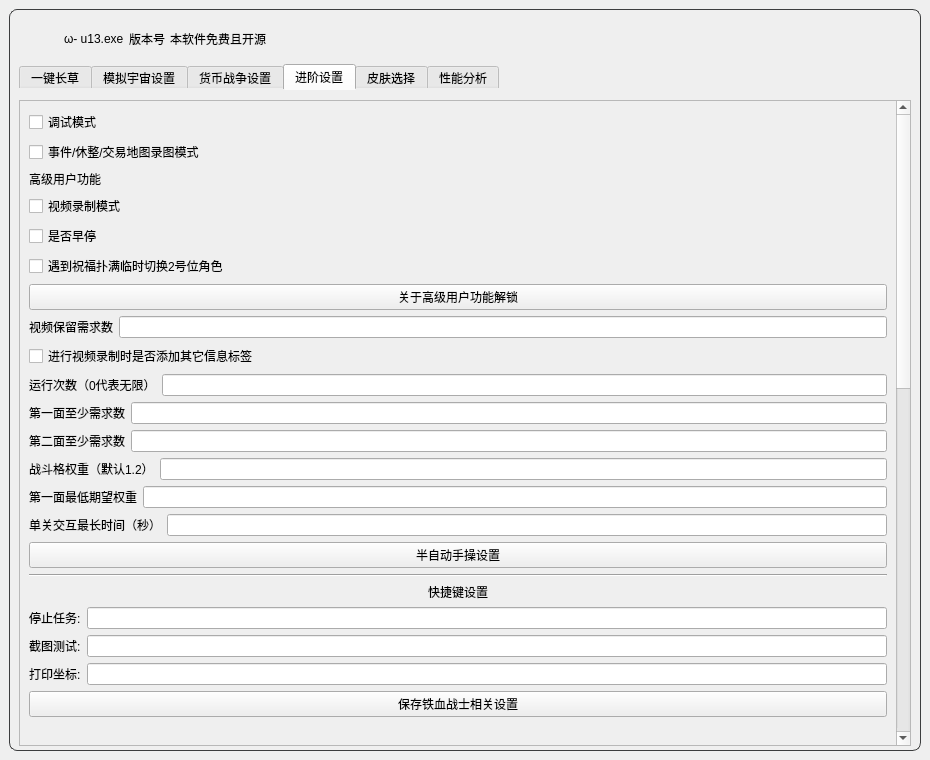
Old version of the form resource/ui/UI.ui in the repository qlx3264/Simulated_Scepter.
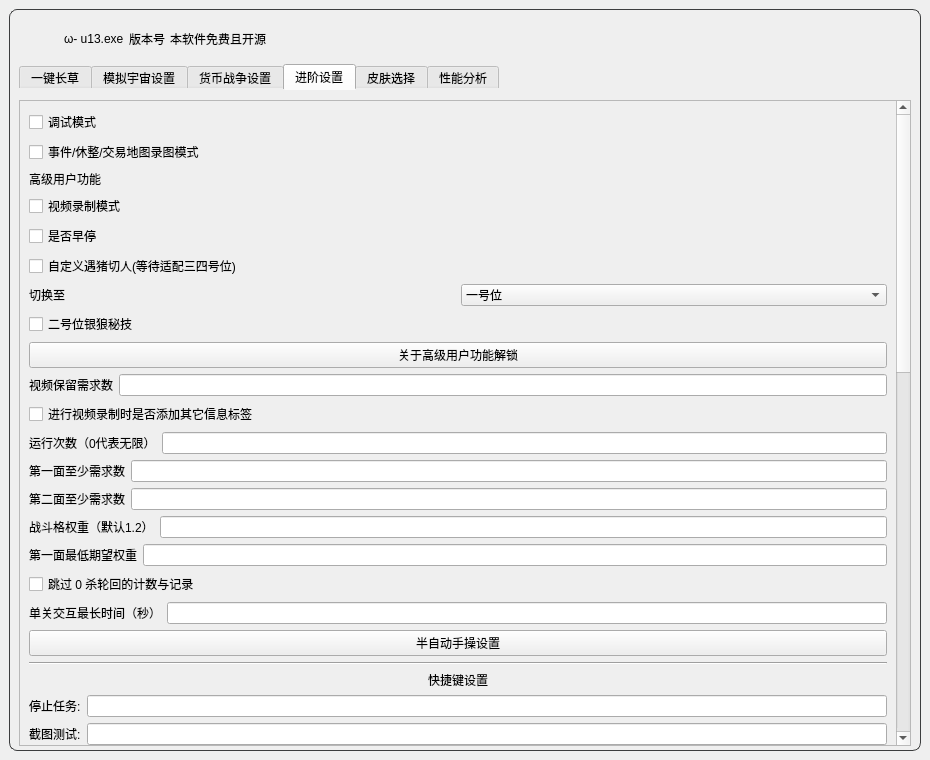
New version of the form. The open tabs and pages were chosen to show the change. Icons and pictures are not drawn.

Commit message: 1.UI合并:自定义遇猪切人与二号位银狼秘技共用同一切换选项 2.判断一号位角色并使其至少保留1秘技点以供银狼使用 3.精英奖励事件首领 事件虫群 会切换二号位使用秘技白嫖出伤,若位于战斗且携带祝福铺满角标时,根据剩余秘技点判断是否切换抓猪角色 4.确保二号位是银狼才会执行秘技操作,避免消耗秘技点 5.由于未适配三四号位暂时禁止选择,后续若支持后可从new_gui.py中删除注释包含(等待适配三四号位)的注释与对应的代码,并修改silver_wolf_switch = data.get("silver_wolf_switch", "二号位")更改为三号位,修改silver_xxx.py的switch_to_configured_role,修改为非二号位的三号位

Diff of the .ui file:
```diff
--- a/resource/ui/UI.ui
+++ b/resource/ui/UI.ui
@@ -1293,7 +1293,39 @@
                      <item>
                       <widget class="QCheckBox" name="pig_switch_2_role">
                        <property name="text">
-                        <string>遇到祝福扑满临时切换2号位角色</string>
+                        <string>自定义遇猪切人(等待适配三四号位)</string>
+                       </property>
+                      </widget>
+                     </item>
+                     <item>
+                      <layout class="QHBoxLayout" name="horizontalLayout_silver_wolf_switch">
+                       <item>
+                        <widget class="QLabel" name="label_silver_wolf_switch">
+                         <property name="text">
+                          <string>切换至</string>
+                         </property>
+                        </widget>
+                       </item>
+                       <item>
+                        <widget class="QComboBox" name="silver_wolf_switch_combo">
+                         <property name="toolTip">
+                          <string>当开启二号位银狼时，战斗扑满信标区域无秘技点时切换至所选位置抓扑满</string>
+                         </property>
+                         <item><property name="text"><string>一号位</string></property></item>
+                         <item><property name="text"><string>二号位</string></property></item>
+                         <item><property name="text"><string>三号位</string></property></item>
+                         <item><property name="text"><string>四号位</string></property></item>
+                        </widget>
+                       </item>
+                      </layout>
+                     </item>
+                     <item>
+                      <widget class="QCheckBox" name="silver_wolf_enable">
+                       <property name="text">
+                        <string>二号位银狼秘技</string>
+                       </property>
+                       <property name="toolTip">
+                        <string>位于首领、精英、事件、奖励、事件虫群区域时，切换至二号位并启用秘技</string>
                        </property>
                       </widget>
                      </item>
@@ -1397,6 +1429,13 @@
                      </item>
                     </layout>
                    </item>
+                   <item>
+                    <widget class="QCheckBox" name="skip_zero_kill_checkbox">
+                     <property name="text">
+                      <string>跳过 0 杀轮回的计数与记录</string>
+                     </property>
+                    </widget>
+                   </item>
                    <item>
                     <layout class="QHBoxLayout" name="horizontalLayout_interact_time">
                      <item>
```
The commit also changes 3 other files.
